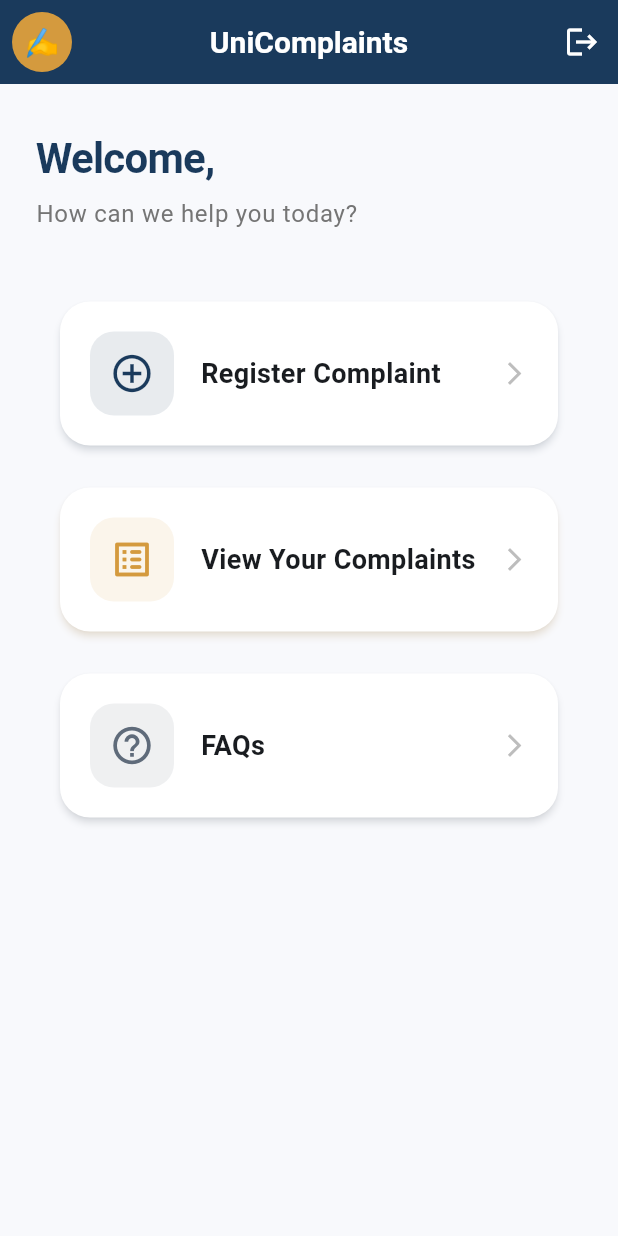
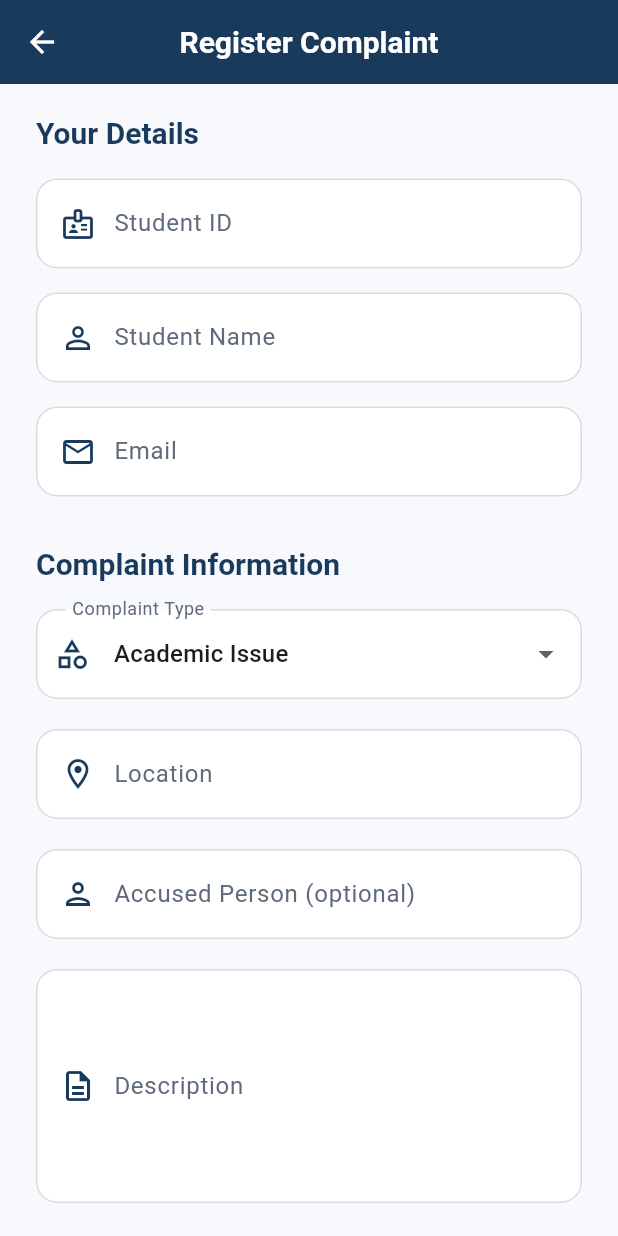
Before and after one commit to Akshai-krishna-2003/complaint-registry-app, a Flutter app: the HomeScreen screen opened by its route, after a tap on "Register Complaint", on a phone screen of 412 x 824 dp. Run offline on Flutter 3.47's test engine with Material 3 defaults, Android fonts, the phone set to English and light mode, and no system bars; our stand-ins replace firebase_auth, firebase_core, flutter_dotenv, image_picker, shared_preferences, supabase_flutter; accounts and stored records are empty.

Commit message:
feat: added complaint resgistry feature to app

```diff
--- /dev/null
+++ b/lib/src/features/complaints/data/complaint_service.dart
@@ -0,0 +1,64 @@
+import 'dart:typed_data';
+import 'package:supabase_flutter/supabase_flutter.dart';
+
+class ComplaintService {
+  final _supabase = Supabase.instance.client;
+
+  /// Insert complaint and return the generated UUID.
+  Future<String> createComplaint({
+    required String studentId,
+    required String studentName,
+    required String email,
+    required String complaintType,
+    required String location,
+    String? accusedPerson,
+    required String description,
+  }) async {
+    final response = await _supabase
+        .from('complaints')
+        .insert({
+          'user_id': studentId, // matches users.student_id (PK)
+          'student_id': studentId,
+          'student_name': studentName,
+          'email': email,
+          'complaint_type': complaintType,
+          'location': location,
+          'accused_person': accusedPerson,
+          'description': description,
+          // status defaults to 'Pending'
+        })
+        .select('id')
+        .single();
+
+    return response['id'] as String;
+  }
+
+  /// Upload evidence image and return the public URL.
+  Future<String> uploadEvidence({
+    required String complaintId,
+    required String fileName,
+    required Uint8List fileBytes,
+  }) async {
+    final path = 'complaints/$complaintId/$fileName';
+    await _supabase.storage
+        .from('complaints')
+        .uploadBinary(
+          path,
+          fileBytes,
+          fileOptions: const FileOptions(upsert: true),
+        );
+    // Get public URL
+    return _supabase.storage.from('complaints').getPublicUrl(path);
+  }
+
+  /// Update complaint with evidence URL.
+  Future<void> setEvidenceUrl({
+    required String complaintId,
+    required String evidenceUrl,
+  }) async {
+    await _supabase
+        .from('complaints')
+        .update({'evidence_url': evidenceUrl})
+        .eq('id', complaintId);
+  }
+}
--- /dev/null
+++ b/lib/src/features/complaints/presentation/register_complaint_screen.dart
@@ -0,0 +1,386 @@
+import 'dart:io';
+import 'package:flutter/material.dart';
+import 'package:image_picker/image_picker.dart';
+import 'package:registry/src/common/app_theme.dart';
+import 'package:registry/src/common/widgets/app_buttons.dart';
+import 'package:registry/src/common/widgets/app_snackbar.dart';
+import 'package:registry/src/common/widgets/app_text_field.dart';
+import 'package:registry/src/features/auth/data/auth_service.dart';
+import 'package:registry/src/features/complaints/data/complaint_service.dart';
+
+class RegisterComplaintScreen extends StatefulWidget {
+  const RegisterComplaintScreen({super.key});
+
+  @override
+  State<RegisterComplaintScreen> createState() =>
+      _RegisterComplaintScreenState();
+}
+
+class _RegisterComplaintScreenState extends State<RegisterComplaintScreen> {
+  final _formKey = GlobalKey<FormState>();
+  final ComplaintService _complaintService = ComplaintService();
+
+  // Auto‑filled
+  String _studentId = '';
+  String _studentName = '';
+  String _email = '';
+
+  // Form
+  String _selectedComplaintType = 'Academic Issue';
+  final _locationCtrl = TextEditingController();
+  final _accusedCtrl = TextEditingController();
+  final _descriptionCtrl = TextEditingController();
+
+  // Image
+  File? _imageFile;
+  final _picker = ImagePicker();
+
+  bool _isLoading = false;
+  bool _isUploading = false;
+
+  final List<String> _complaintTypes = [
+    'Academic Issue',
+    'Faculty Complaint',
+    'Hostel Complaint',
+    'WiFi or Internet Issue',
+    'Library Complaint',
+    'Cafeteria Complaint',
+    'Transport Complaint',
+    'Bullying or Harassment Complaint',
+    'Exam Related Complaint',
+    'Maintenance Issue',
+    'Other',
+  ];
+
+  @override
+  void initState() {
+    super.initState();
+    _loadUserData();
+  }
+
+  Future<void> _loadUserData() async {
+    final data = await AuthService.getSavedUser();
+    setState(() {
+      _studentId = data['student_id'] ?? '';
+      _studentName = data['student_name'] ?? '';
+      _email = data['email'] ?? '';
+    });
+  }
+
+  // ---- IMAGE PICKERS ----
+  Future<void> _pickFromCamera() async {
+    final picked = await _picker.pickImage(source: ImageSource.camera);
+    if (picked != null) setState(() => _imageFile = File(picked.path));
+  }
+
+  Future<void> _pickFromGallery() async {
+    final picked = await _picker.pickImage(source: ImageSource.gallery);
+    if (picked != null) setState(() => _imageFile = File(picked.path));
+  }
+
+  // ---- SUBMIT ----
+  Future<void> _submitComplaint() async {
+    if (!_formKey.currentState!.validate()) return;
+
+    setState(() => _isLoading = true);
+    try {
+      final complaintId = await _complaintService.createComplaint(
+        studentId: _studentId,
+        studentName: _studentName,
+        email: _email,
+        complaintType: _selectedComplaintType,
+        location: _locationCtrl.text.trim(),
+        accusedPerson: _accusedCtrl.text.trim().isEmpty
+            ? null
+            : _accusedCtrl.text.trim(),
+        description: _descriptionCtrl.text.trim(),
+      );
+
+      if (_imageFile != null && mounted) {
+        setState(() => _isUploading = true);
+        final bytes = await _imageFile!.readAsBytes();
+        final ext = _imageFile!.path.split('.').last;
+        final url = await _complaintService.uploadEvidence(
+          complaintId: complaintId,
+          fileName: 'evidence.$ext',
+          fileBytes: bytes,
+        );
+        await _complaintService.setEvidenceUrl(
+          complaintId: complaintId,
+          evidenceUrl: url,
+        );
+      }
+
+      if (!mounted) return;
+      AppSnackbar.success(context, 'Complaint registered successfully!');
+      Navigator.pop(context);
+    } catch (e) {
+      if (!mounted) return;
+      AppSnackbar.error(context, 'Failed to submit complaint: $e');
+    } finally {
+      if (mounted) {
+        setState(() {
+          _isLoading = false;
+          _isUploading = false;
+        });
+      }
+    }
+  }
+
+  @override
+  void dispose() {
+    _locationCtrl.dispose();
+    _accusedCtrl.dispose();
+    _descriptionCtrl.dispose();
+    super.dispose();
+  }
+
+  @override
+  Widget build(BuildContext context) {
+    return Scaffold(
+      appBar: AppBar(title: const Text('Register Complaint')),
+      body: SingleChildScrollView(
+        padding: const EdgeInsets.symmetric(horizontal: 24, vertical: 20),
+        child: Form(
+          key: _formKey,
+          child: Column(
+            crossAxisAlignment: CrossAxisAlignment.start,
+            children: [
+              // ---- Section Title: Your Details ----
+              _sectionTitle('Your Details'),
+              const SizedBox(height: 16),
+              _readOnlyField('Student ID', Icons.badge_outlined, _studentId),
+              const SizedBox(height: 16),
+              _readOnlyField(
+                'Student Name',
+                Icons.person_outline,
+                _studentName,
+              ),
+              const SizedBox(height: 16),
+              _readOnlyField('Email', Icons.email_outlined, _email),
+              const SizedBox(height: 32),
+
+              // ---- Section Title: Complaint Info ----
+              _sectionTitle('Complaint Information'),
+              const SizedBox(height: 16),
+
+              // Complaint Type
+              _buildDropdown(),
+              const SizedBox(height: 20),
+
+              // Location
+              AppTextField(
+                controller: _locationCtrl,
+                label: 'Location',
+                hint: 'e.g., Building B, Room 201',
+                prefixIcon: const Icon(
+                  Icons.location_on_outlined,
+                  color: AppTheme.primary,
+                ),
+                validator: (v) => v!.isEmpty ? 'Location required' : null,
+              ),
+              const SizedBox(height: 20),
+
+              // Accused Person (optional)
+              AppTextField(
+                controller: _accusedCtrl,
+                label: 'Accused Person (optional)',
+                prefixIcon: const Icon(
+                  Icons.person_outlined,
+                  color: AppTheme.primary,
+                ),
+              ),
+              const SizedBox(height: 20),
+
+              // Description
+              AppTextField(
+                controller: _descriptionCtrl,
+                label: 'Description',
+                maxLines: 5,
+                prefixIcon: const Icon(
+                  Icons.description_outlined,
+                  color: AppTheme.primary,
+                ),
+                validator: (v) =>
+                    v!.isEmpty ? 'Please describe the complaint' : null,
+              ),
+              const SizedBox(height: 32),
+
+              // ---- Section Title: Evidence ----
+              _sectionTitle('Evidence (optional)'),
+              const SizedBox(height: 16),
+
+              // Image Picker
+              _buildImagePicker(),
+              const SizedBox(height: 40),
+
+              // Submit
+              AppPrimaryButton(
+                label: (_isUploading)
+                    ? 'Uploading image...'
+                    : (_isLoading)
+                    ? 'Submitting...'
+                    : 'Submit Complaint',
+                isLoading: _isLoading,
+                icon: const Icon(Icons.send_rounded, size: 20),
+                onPressed: _submitComplaint,
+              ),
+            ],
+          ),
+        ),
+      ),
+    );
+  }
+
+  // ---- Helper widgets ----
+
+  Widget _sectionTitle(String title) {
+    return Text(
+      title,
+      style: Theme.of(context).textTheme.headlineSmall?.copyWith(
+        fontWeight: FontWeight.w700,
+        color: AppTheme.primary,
+      ),
+    );
+  }
+
+  Widget _readOnlyField(String label, IconData icon, String value) {
+    return AppTextField(
+      controller: TextEditingController(text: value),
+      label: label,
+      readOnly: true,
+      prefixIcon: Icon(icon, color: AppTheme.primary),
+    );
+  }
+
+  Widget _buildDropdown() {
+    return DropdownButtonFormField<String>(
+      value: _selectedComplaintType,
+      decoration: InputDecoration(
+        labelText: 'Complaint Type',
+        filled: true,
+        fillColor: Colors.white,
+        contentPadding: const EdgeInsets.symmetric(
+          horizontal: 20,
+          vertical: 18,
+        ),
+        border: OutlineInputBorder(
+          borderRadius: BorderRadius.circular(14),
+          borderSide: const BorderSide(color: Color(0xFFD9DCDE)),
+        ),
+        enabledBorder: OutlineInputBorder(
+          borderRadius: BorderRadius.circular(14),
+          borderSide: const BorderSide(color: Color(0xFFD9DCDE)),
+        ),
+        focusedBorder: OutlineInputBorder(
+          borderRadius: BorderRadius.circular(14),
+          borderSide: const BorderSide(color: AppTheme.primary, width: 2),
+        ),
+        prefixIcon: const Icon(
+          Icons.category_outlined,
+          color: AppTheme.primary,
+        ),
+      ),
+      items: _complaintTypes
+          .map((e) => DropdownMenuItem(value: e, child: Text(e)))
+          .toList(),
+      onChanged: (v) => setState(() => _selectedComplaintType = v!),
+    );
+  }
+
+  Widget _buildImagePicker() {
+    return Column(
+      children: [
+        // Preview
+        if (_imageFile != null)
+          Container(
+            width: double.infinity,
+            height: 180,
+            margin: const EdgeInsets.only(bottom: 16),
+            decoration: BoxDecoration(
+              borderRadius: BorderRadius.circular(16),
+              border: Border.all(color: Colors.grey.shade300),
+              image: DecorationImage(
+                image: FileImage(_imageFile!),
+                fit: BoxFit.cover,
+              ),
+            ),
+            child: Stack(
+              children: [
+                Positioned(
+                  top: 8,
+                  right: 8,
+                  child: GestureDetector(
+                    onTap: () => setState(() => _imageFile = null),
+                    child: CircleAvatar(
+                      radius: 14,
+                      backgroundColor: Colors.black45,
+                      child: const Icon(
+                        Icons.close,
+                        size: 16,
+                        color: Colors.white,
+                      ),
+                    ),
+                  ),
+                ),
+              ],
+            ),
+          ),
+
+        // Buttons row
+        Row(
+          children: [
+            Expanded(
+              child: _pickerButton(
+                icon: Icons.camera_alt_rounded,
+                label: 'Take Photo',
+                onTap: _pickFromCamera,
+              ),
+            ),
+            const SizedBox(width: 12),
+            Expanded(
+              child: _pickerButton(
+                icon: Icons.photo_library_rounded,
+                label: 'From Gallery',
+                onTap: _pickFromGallery,
+              ),
+            ),
+          ],
+        ),
+      ],
+    );
+  }
+
+  Widget _pickerButton({
+    required IconData icon,
+    required String label,
+    required VoidCallback onTap,
+  }) {
+    return Material(
+      color: Colors.white,
+      borderRadius: BorderRadius.circular(14),
+      elevation: 0,
+      child: InkWell(
+        borderRadius: BorderRadius.circular(14),
+        onTap: onTap,
+        child: Padding(
+          padding: const EdgeInsets.symmetric(vertical: 16),
+          child: Column(
+            children: [
+              Icon(icon, color: AppTheme.primary, size: 28),
+              const SizedBox(height: 8),
+              Text(
+                label,
+                style: const TextStyle(
+                  fontSize: 14,
+                  fontWeight: FontWeight.w600,
+                  color: AppTheme.onSurface,
+                ),
+              ),
+            ],
+          ),
+        ),
+      ),
+    );
+  }
+}
--- a/lib/src/features/dashboard/presentation/home_screen.dart
+++ b/lib/src/features/dashboard/presentation/home_screen.dart
@@ -1,6 +1,7 @@
 import 'package:flutter/material.dart';
 import 'package:registry/src/common/app_theme.dart';
 import 'package:registry/src/features/auth/data/auth_service.dart';
+import 'package:registry/src/features/complaints/presentation/register_complaint_screen.dart';
 import 'package:registry/src/features/dashboard/presentation/profile_screen.dart';
 
 class HomeScreen extends StatefulWidget {
@@ -114,7 +115,13 @@ class _HomeScreenState extends State<HomeScreen> {
                             label: 'Register Complaint',
                             color: AppTheme.primary,
                             onTap: () {
-                              // Navigator.pushNamed(context, '/register-complaint');
+                              Navigator.push(
+                                context,
+                                MaterialPageRoute(
+                                  builder: (_) =>
+                                      const RegisterComplaintScreen(),
+                                ),
+                              );
                             },
                           ),
                           const SizedBox(height: 16),
--- a/pubspec.yaml
+++ b/pubspec.yaml
@@ -40,6 +40,7 @@ dependencies:
   # Use with the CupertinoIcons class for iOS style icons.
   cupertino_icons: ^1.0.8
   cloud_firestore: ^6.3.0
+  image_picker: ^1.2.2
 
 dev_dependencies:
   flutter_test:
```
Also changed, not shown: pubspec.lock, 5 other files.
